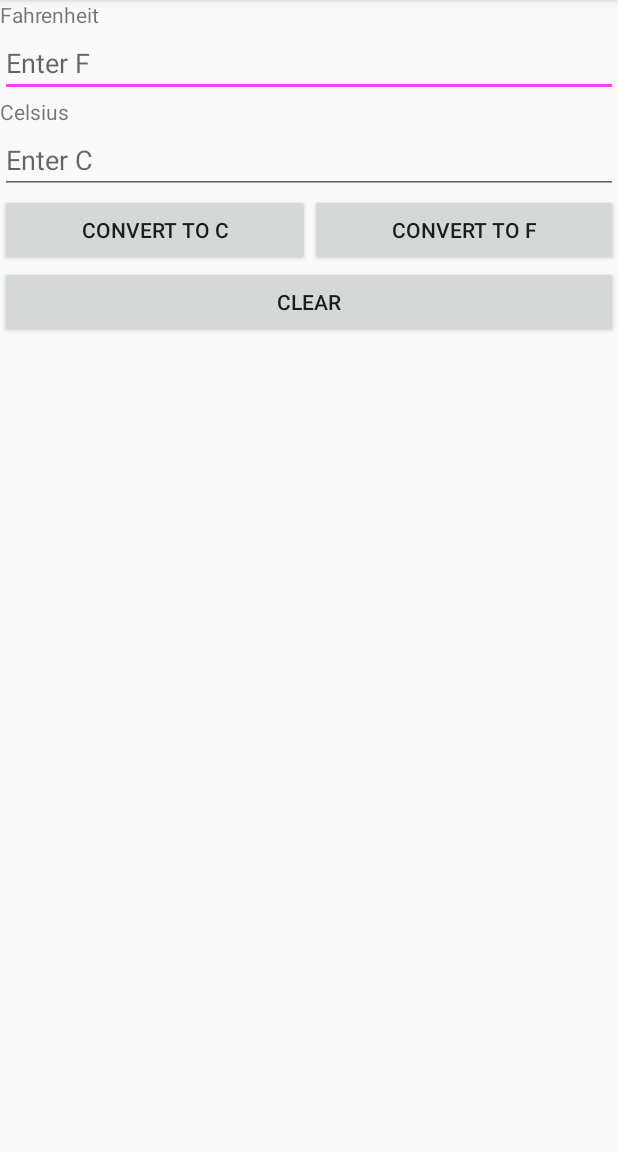
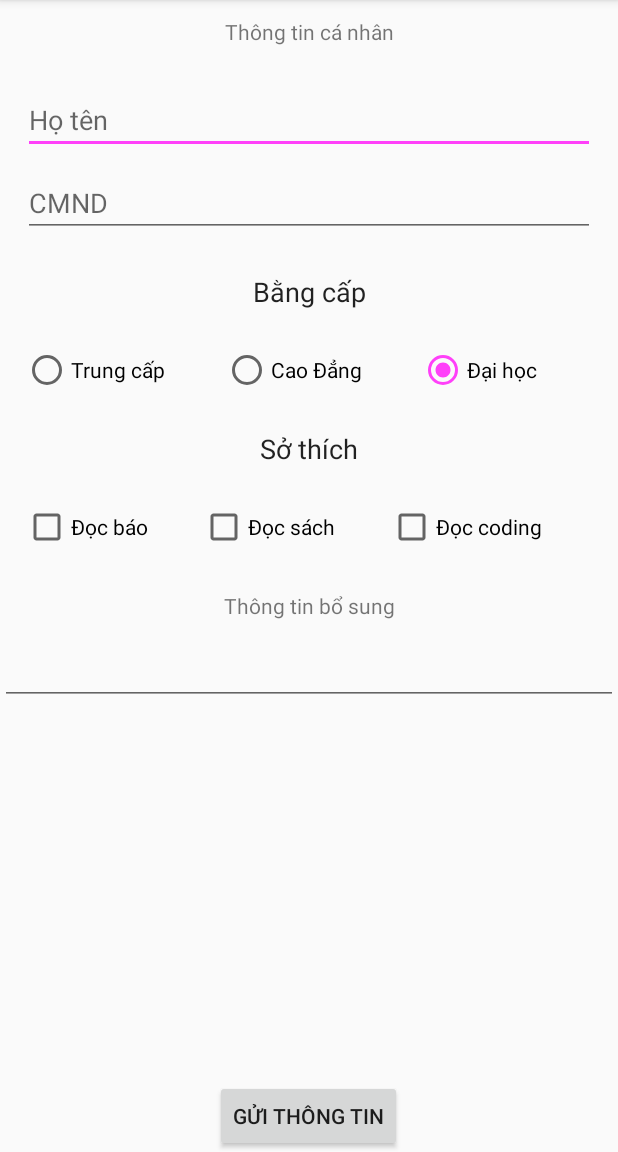
Before and after one commit to PhanTuanTai1/BaiTapAndroidTuan1, an Android app: the screen it shows after launch (Main2Activity before the commit, Bai4 after it), on a phone screen of 412 x 824 dp, the part 84-1236 px from its top. Run offline under Robolectric (Android 15) with nearby library versions, the phone set to English and light mode, and no system bars.

Commit message:
Second Commit

```diff
--- /dev/null
+++ b/app/src/main/java/com/example/student/myapplication/Bai4.java
@@ -0,0 +1,79 @@
+package com.example.student.myapplication;
+
+import android.support.v7.app.AppCompatActivity;
+import android.os.Bundle;
+import android.view.View;
+import android.widget.CheckBox;
+import android.widget.EditText;
+import android.widget.RadioButton;
+import android.widget.RadioGroup;
+import android.widget.TextView;
+
+public class Bai4 extends AppCompatActivity {
+
+    EditText editName,editCMND,editTTBS;
+    RadioButton cbTrungCap,cbCaoDang,cbDaiHoc;
+    CheckBox cbDocSach,cbDocBao,cbDocCode;
+    TextView tvBangCap,tvSoThich;
+    RadioGroup radioGroup;
+    @Override
+    protected void onCreate(Bundle savedInstanceState) {
+        super.onCreate(savedInstanceState);
+        setContentView(R.layout.activity_bai4);
+        editName = (EditText)findViewById(R.id.editName);
+        editCMND = (EditText)findViewById(R.id.editCMND);
+        editTTBS = (EditText)findViewById(R.id.editTTBS);
+        cbTrungCap = (RadioButton)findViewById(R.id.cbTrungCap);
+        cbCaoDang = (RadioButton)findViewById(R.id.cbCaoDang);
+        cbDaiHoc = (RadioButton)findViewById(R.id.cbDaiHoc);
+        cbDocSach = (CheckBox) findViewById(R.id.cbDocSach);
+        cbDocBao = (CheckBox)findViewById(R.id.cbDocBao);
+        cbDocCode = (CheckBox)findViewById(R.id.cbDocCode);
+        tvBangCap = (TextView)findViewById(R.id.tvBangCap);
+        tvSoThich = (TextView)findViewById(R.id.tvSoThich);
+        radioGroup = (RadioGroup)findViewById(R.id.radioGroup);
+    }
+    public void GuiThongTin(View v){
+        String name = editName.getText().toString();
+        String cmnd = editCMND.getText().toString();
+        if(name.length() == 0) {
+            editName.requestFocus();
+            editName.setError("Tên không được bỏ trống");
+        }
+        else {
+            editName.setError(null);
+        }
+        if(!name.matches("^\\D{3,}$")){
+            editName.requestFocus();
+            editName.setError("Tên phải có từ 3 ký tự trở lên");
+        }
+        else {
+            editName.setError(null);
+        }
+        if(cmnd.length() == 0){
+            editCMND.requestFocus();
+            editCMND.setError("Chứng minh nhân dân không được bỏ trống");
+        }
+        else {
+            editCMND.setError(null);
+        }
+        if(!cmnd.matches("^\\d{9}$")){
+            editCMND.requestFocus();
+            editCMND.setError("Chứng minh nhân dân tối đa là 9 chữ số");
+        }
+        else {
+            editCMND.setError(null);
+        }
+        if(!cbTrungCap.isChecked() && !cbCaoDang.isChecked() && !cbDaiHoc.isChecked()){
+            cbDaiHoc.requestFocus();
+            cbDaiHoc.setError("Vui lòng chọn loại bằng cấp");
+        }
+        if(!cbDocSach.isChecked() && !cbDocCode.isChecked() && !cbDocBao.isChecked()){
+            tvSoThich.requestFocus();
+            tvSoThich.setError("Vui lòng chọn ít nhất một sở thích");
+        }
+        else {
+            tvSoThich.setError(null);
+        }
+    }
+}
--- /dev/null
+++ b/app/src/main/res/layout/activity_bai4.xml
@@ -0,0 +1,133 @@
+<?xml version="1.0" encoding="utf-8"?>
+<LinearLayout xmlns:android="http://schemas.android.com/apk/res/android"
+    xmlns:app="http://schemas.android.com/apk/res-auto"
+    xmlns:tools="http://schemas.android.com/tools"
+    android:layout_width="match_parent"
+    android:layout_height="match_parent"
+    tools:context=".Bai4"
+    android:orientation="vertical">
+
+    <TextView
+        android:id="@+id/textView4"
+        android:layout_width="match_parent"
+        android:layout_height="42dp"
+        android:text="Thông tin cá nhân"
+        android:gravity="center"/>
+    <RelativeLayout
+        android:layout_width="match_parent"
+        android:layout_height="wrap_content"
+        android:padding="15dp">
+        <EditText
+            android:layout_width="match_parent"
+            android:layout_height="wrap_content"
+            android:id="@+id/editName"
+            android:hint="Họ tên"
+            />
+        <EditText
+            android:layout_width="match_parent"
+            android:layout_height="wrap_content"
+            android:layout_below="@+id/editName"
+            android:id="@+id/editCMND"
+            android:hint="CMND"
+            android:inputType="number"
+            android:layout_marginTop="10dp"/>
+    </RelativeLayout>
+    <TextView
+        android:id="@+id/tvBangCap"
+        android:layout_width="match_parent"
+        android:layout_height="42dp"
+        android:text="Bằng cấp"
+        android:gravity="center"
+        style="@android:style/Widget.EditText"
+        android:background="#00000000"/>
+    <LinearLayout
+        android:layout_width="match_parent"
+        android:layout_height="wrap_content"
+        android:padding="15dp"
+        android:weightSum="3">
+    <RadioGroup
+        android:layout_width="match_parent"
+        android:layout_height="wrap_content"
+        android:id="@+id/radioGroup"
+        android:layout_weight="3"
+        android:orientation="horizontal">
+            <RadioButton
+                android:id="@+id/cbTrungCap"
+                android:layout_width="wrap_content"
+                android:layout_height="wrap_content"
+                android:layout_weight="1"
+                android:text="Trung cấp" />
+
+            <RadioButton
+                android:id="@+id/cbCaoDang"
+                android:layout_width="wrap_content"
+                android:layout_height="wrap_content"
+                android:layout_weight="1"
+                android:text="Cao Đẳng" />
+
+            <RadioButton
+                android:id="@+id/cbDaiHoc"
+                android:layout_width="wrap_content"
+                android:layout_height="wrap_content"
+                android:layout_weight="1"
+                android:checked="true"
+                android:text="Đại học" />
+
+    </RadioGroup>
+    </LinearLayout>
+    <TextView
+        android:id="@+id/tvSoThich"
+        android:layout_width="match_parent"
+        android:layout_height="42dp"
+        android:text="Sở thích"
+        android:gravity="center"
+        style="@android:style/Widget.EditText"
+        android:background="#00000000"
+        />
+    <LinearLayout
+        android:layout_width="match_parent"
+        android:layout_height="wrap_content"
+        android:padding="15dp"
+        android:weightSum="3">
+        <CheckBox
+            android:layout_width="wrap_content"
+            android:layout_height="wrap_content"
+            android:text="Đọc báo"
+            android:id="@+id/cbDocBao"
+            android:layout_weight="1"/>
+        <CheckBox
+            android:layout_width="wrap_content"
+            android:layout_height="wrap_content"
+            android:text="Đọc sách"
+            android:id="@+id/cbDocSach"
+            android:layout_weight="1"/>
+        <CheckBox
+            android:layout_width="wrap_content"
+            android:layout_height="wrap_content"
+            android:text="Đọc coding"
+            android:id="@+id/cbDocCode"
+            android:layout_weight="1"/>
+    </LinearLayout>
+
+    <TextView
+        android:layout_width="match_parent"
+        android:layout_height="42dp"
+        android:text="Thông tin bổ sung"
+        android:gravity="center"/>
+        <EditText
+            android:layout_width="match_parent"
+            android:layout_height="wrap_content"
+            android:id="@+id/editTTBS"/>
+    <RelativeLayout
+        android:layout_width="match_parent"
+        android:layout_height="match_parent">
+        <Button
+            android:layout_width="wrap_content"
+            android:layout_height="wrap_content"
+            android:layout_gravity="center"
+            android:text="GỬI THÔNG TIN"
+            android:onClick="GuiThongTin"
+            android:layout_alignParentBottom="true"
+            android:layout_centerInParent="true"/>
+    </RelativeLayout>
+</LinearLayout>
--- a/app/src/main/res/layout/activity_main3.xml
+++ b/app/src/main/res/layout/activity_main3.xml
@@ -52,6 +52,7 @@
             android:layout_below="@+id/btnChuyenDoi"
             android:layout_marginLeft="3dp"
             android:layout_toRightOf="@id/textView2"
+            android:text=""
             android:gravity="center"/>
     </RelativeLayout>
 
```
Also changed, not shown: app/src/main/AndroidManifest.xml (+6 -3 lines), app/src/main/java/com/example/student/myapplication/Main3Activity.java (+37 -5 lines).
